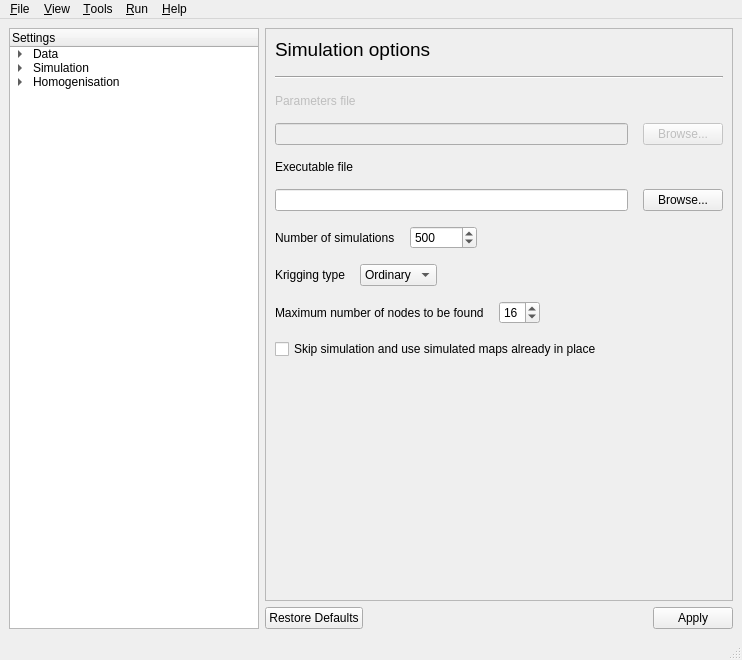
First picture: the form in GSIMCLI/interface/gsimcli.ui, repository iled/gsimcli, before the edit.
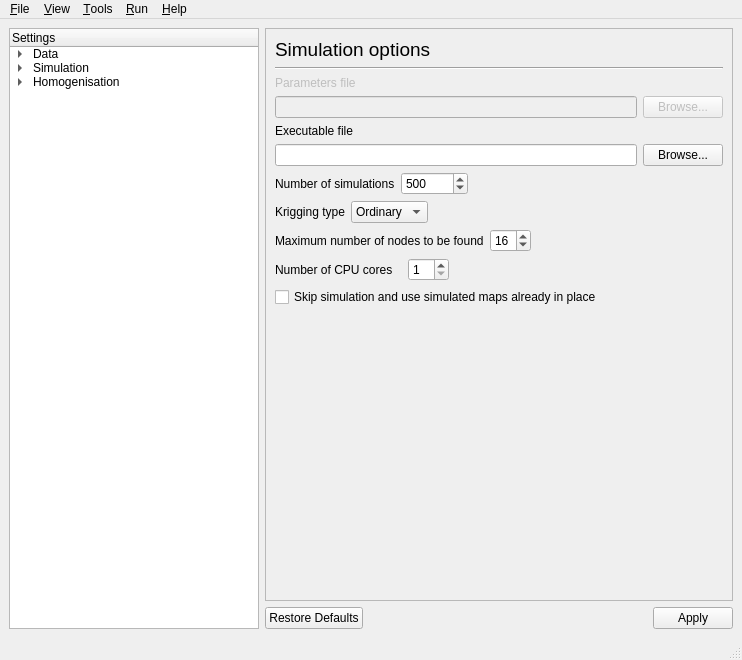
Second picture: the form after the edit. The open tabs and pages were chosen to show the change.

Commit message:
control for number of cpu cores (with ui), refactoring
. ui and logic to set up cpu cores
. refactored recent_settings methods
. refactored skip_dss to skip_sim (same as ui)
. added skip_sim e cpu cores to load/save
. propagated cores parameter along launchers

Diff of the .ui file:
```diff
--- a/GSIMCLI/interface/gsimcli.ui
+++ b/GSIMCLI/interface/gsimcli.ui
@@ -641,9 +641,6 @@
         </widget>
         <widget class="QWidget" name="SimulationOptions">
          <layout class="QVBoxLayout" name="verticalLayout_11">
-          <property name="spacing">
-           <number>15</number>
-          </property>
           <item>
            <layout class="QVBoxLayout" name="verticalLayout_7">
             <item>
@@ -853,6 +850,40 @@
             </item>
            </layout>
           </item>
+          <item>
+           <layout class="QHBoxLayout" name="horizontalLayout_25">
+            <property name="spacing">
+             <number>15</number>
+            </property>
+            <item>
+             <widget class="QLabel" name="SO_labelCores">
+              <property name="text">
+               <string>Number of CPU cores</string>
+              </property>
+             </widget>
+            </item>
+            <item>
+             <widget class="QSpinBox" name="SO_spinCores">
+              <property name="minimum">
+               <number>1</number>
+              </property>
+             </widget>
+            </item>
+            <item>
+             <spacer name="horizontalSpacer_12">
+              <property name="orientation">
+               <enum>Qt::Horizontal</enum>
+              </property>
+              <property name="sizeHint" stdset="0">
+               <size>
+                <width>40</width>
+                <height>20</height>
+               </size>
+              </property>
+             </spacer>
+            </item>
+           </layout>
+          </item>
           <item>
            <widget class="QCheckBox" name="SO_checkSkipSim">
             <property name="text">
```
Left out of the diff: 7 changed lines with no effect on the pictures. The commit also changes 2 other files.
